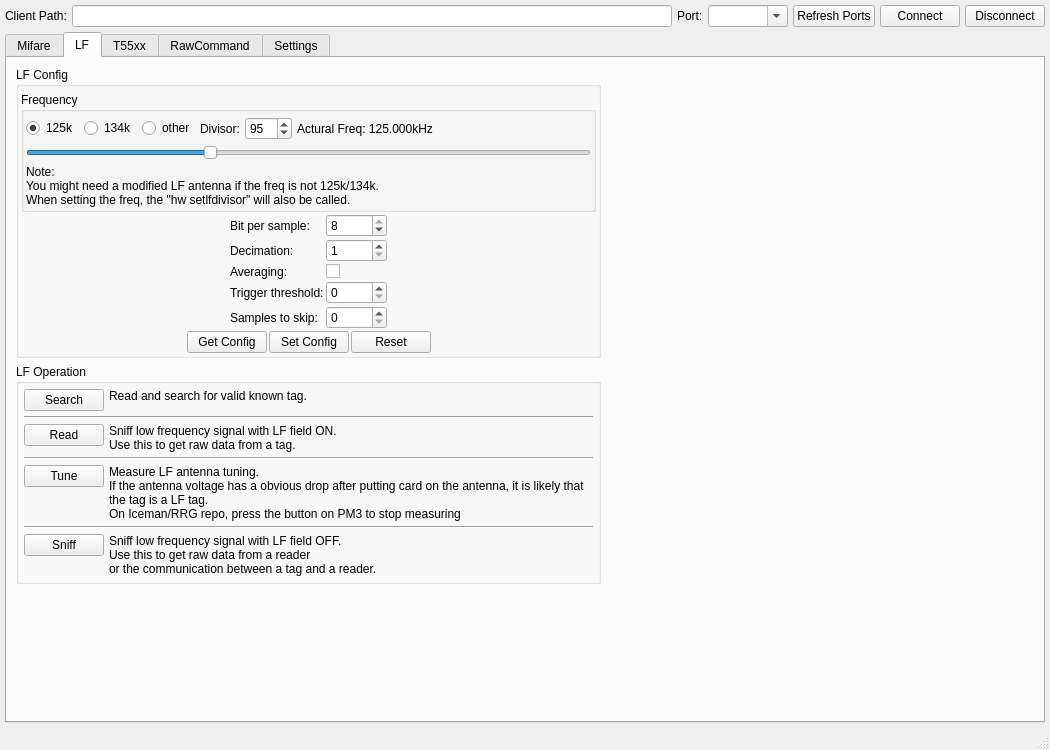
wh201906/Proxmark3GUI, file ui/mainwindow.ui: the form before one commit.
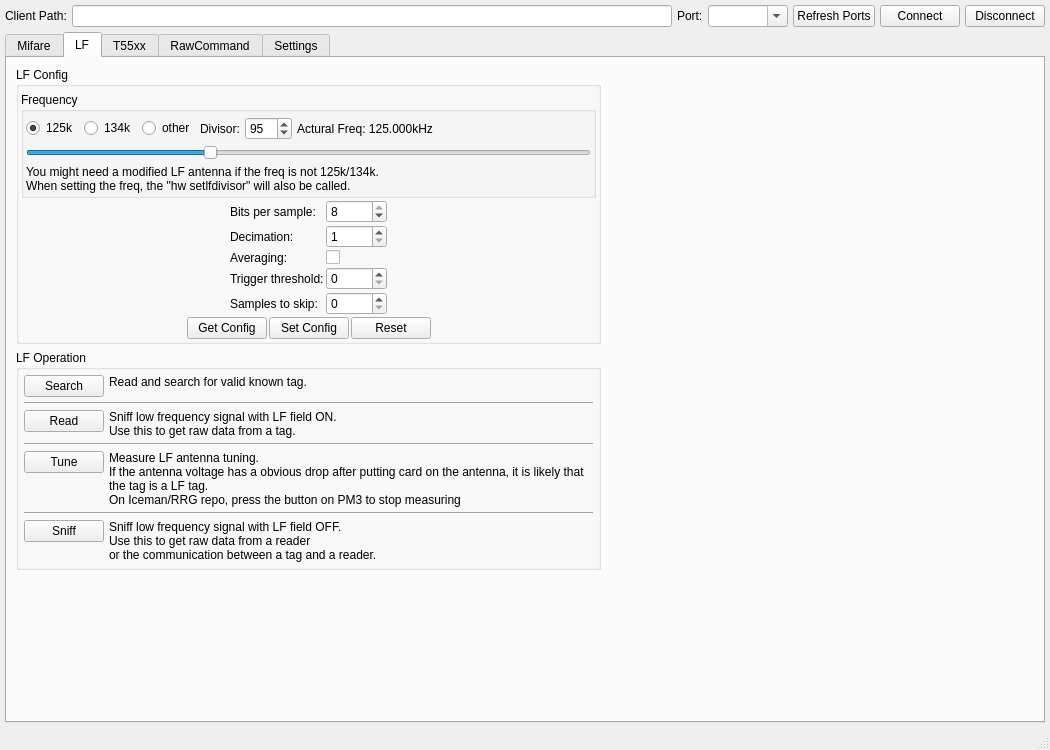
The form after the commit. The open tabs and pages were chosen to show the change.

Patch:
```diff
--- a/ui/mainwindow.ui
+++ b/ui/mainwindow.ui
@@ -1393,8 +1393,7 @@
                 <item>
                  <widget class="QLabel" name="label_22">
                   <property name="text">
-                   <string>Note:
-You might need a modified LF antenna if the freq is not 125k/134k.
+                   <string>You might need a modified LF antenna if the freq is not 125k/134k.
 When setting the freq, the &quot;hw setlfdivisor&quot; will also be called.</string>
                   </property>
                   <property name="wordWrap">
@@ -1425,7 +1424,7 @@
                  <item row="0" column="0">
                   <widget class="QLabel" name="label_6">
                    <property name="text">
-                    <string>Bit per sample:</string>
+                    <string>Bits per sample:</string>
                    </property>
                   </widget>
                  </item>
```
Left out of the diff: 32 changed lines with no effect on the pictures.
